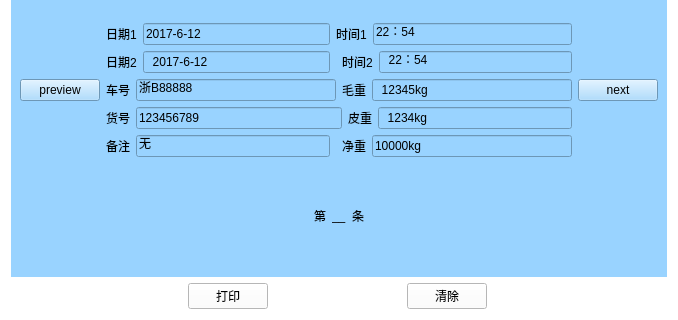
Old version of the form WeighSensor/wanzheng_chaxun.ui in the repository xsw258x2s5w8/WeightSensor; both pictures show x 0 to 678 and y 162 to 482 of the 678 by 482 pixel window.
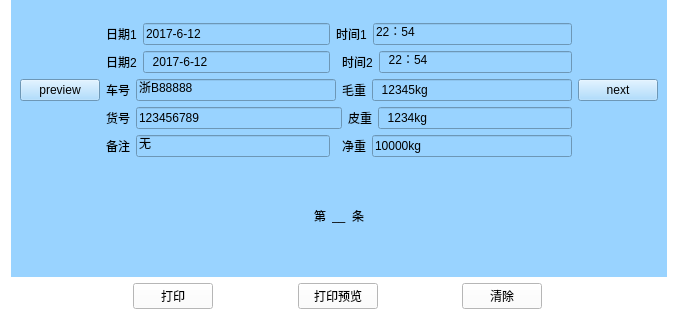
New version of the form. Icons and pictures are not drawn.

Commit message: 打印可以控制间隔，但是到时候要自己写接口

```diff
--- a/WeighSensor/wanzheng_chaxun.ui
+++ b/WeighSensor/wanzheng_chaxun.ui
@@ -469,6 +469,26 @@
        </property>
       </widget>
      </item>
+     <item>
+      <spacer name="horizontalSpacer_3">
+       <property name="orientation">
+        <enum>Qt::Horizontal</enum>
+       </property>
+       <property name="sizeHint" stdset="0">
+        <size>
+         <width>40</width>
+         <height>20</height>
+        </size>
+       </property>
+      </spacer>
+     </item>
+     <item>
+      <widget class="QPushButton" name="direct_Print">
+       <property name="text">
+        <string>打印</string>
+       </property>
+      </widget>
+     </item>
      <item>
       <spacer name="horizontalSpacer_8">
        <property name="orientation">
@@ -485,7 +505,7 @@
      <item>
       <widget class="QPushButton" name="print">
        <property name="text">
-        <string>打印</string>
+        <string>打印预览</string>
        </property>
       </widget>
      </item>
```
The commit also changes 3 other files.
